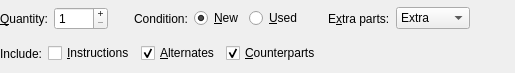
Qt form src/desktop/importinventorywidget.ui (rgriebl/brickstore) before a commit.
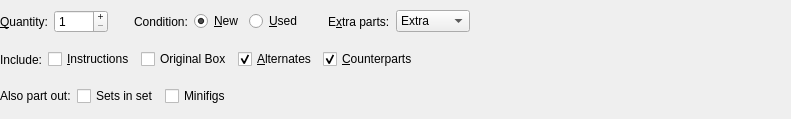
The same form after that commit. Icons and pictures are not drawn.

Commit message:
More part-out options: sets-in-set, minifigs and original boxes
Closes: #593

What changed in the file:
```diff
--- a/src/desktop/importinventorywidget.ui
+++ b/src/desktop/importinventorywidget.ui
@@ -6,8 +6,8 @@
    <rect>
     <x>0</x>
     <y>0</y>
-    <width>515</width>
-    <height>73</height>
+    <width>791</width>
+    <height>119</height>
    </rect>
   </property>
   <property name="sizePolicy">
@@ -201,6 +201,13 @@
        </property>
       </widget>
      </item>
+     <item>
+      <widget class="QCheckBox" name="w_originalBox">
+       <property name="text">
+        <string>Original Box</string>
+       </property>
+      </widget>
+     </item>
      <item>
       <widget class="QCheckBox" name="w_alternates">
        <property name="text">
@@ -239,6 +246,44 @@
      </item>
     </layout>
    </item>
+   <item>
+    <layout class="QHBoxLayout" name="horizontalLayout_4">
+     <item>
+      <widget class="QLabel" name="label_2">
+       <property name="text">
+        <string>Also part out:</string>
+       </property>
+      </widget>
+     </item>
+     <item>
+      <widget class="QCheckBox" name="w_setsInSet">
+       <property name="text">
+        <string>Sets in set</string>
+       </property>
+      </widget>
+     </item>
+     <item>
+      <widget class="QCheckBox" name="w_minifigs">
+       <property name="text">
+        <string>Minifigs</string>
+       </property>
+      </widget>
+     </item>
+     <item>
+      <spacer name="horizontalSpacer_4">
+       <property name="orientation">
+        <enum>Qt::Horizontal</enum>
+       </property>
+       <property name="sizeHint" stdset="0">
+        <size>
+         <width>40</width>
+         <height>20</height>
+        </size>
+       </property>
+      </spacer>
+     </item>
+    </layout>
+   </item>
   </layout>
  </widget>
  <resources/>
```
The commit also changes 28 other files.
